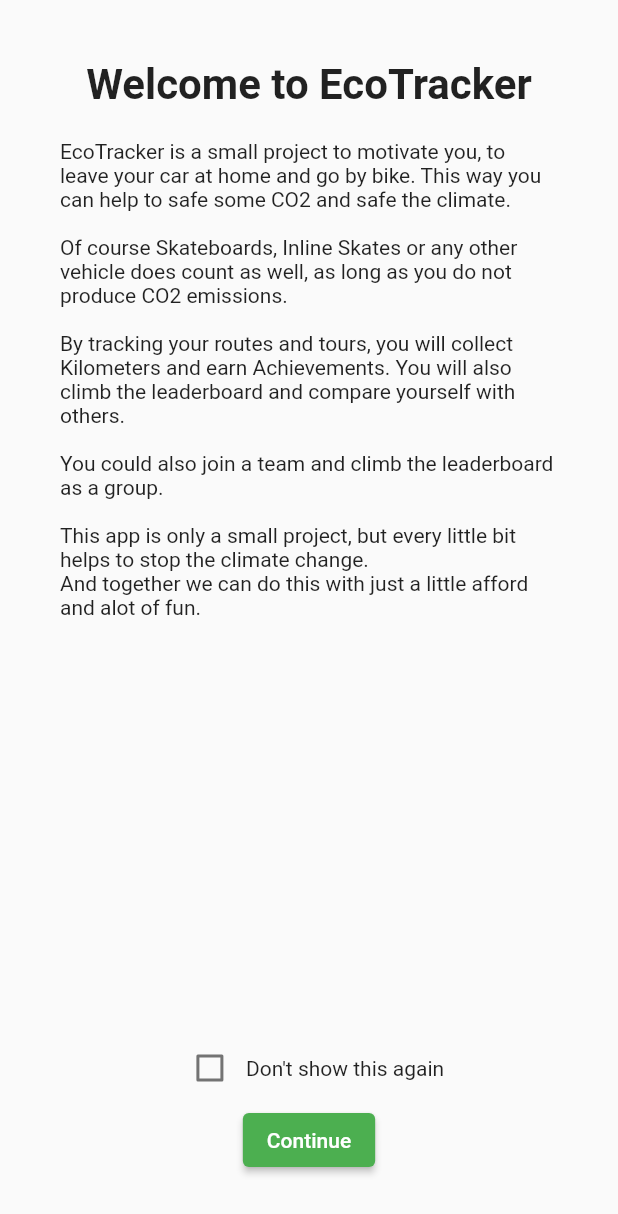
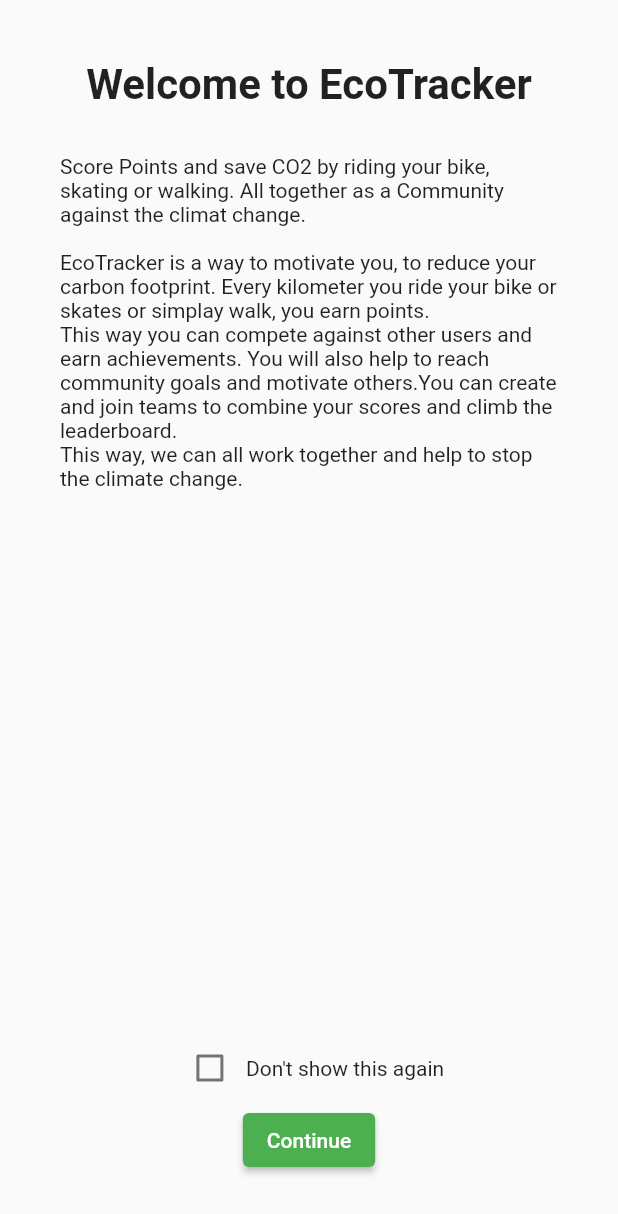
Before and after one commit to JRehkemper/eco_tracker, a Flutter app: the screen it shows after launch, on a phone screen of 412 x 824 dp. Shown: the top 1214 px of the screen. Run offline on Flutter 3.47's test engine with Material 2 defaults, Android fonts, the light colour scheme and no system bars; our stand-ins replace flutter_map, flutter_secure_storage, geolocator, latlong2; missing offline and left inert: crypt, flutter_layouts, footer, foreground_service.

Commit message:
Version 1.0.1+3

```diff
--- a/lib/co2.dart
+++ b/lib/co2.dart
@@ -76,14 +76,16 @@
   if(response.statusCode != 200) {return;}
   var resp = json.decode(response.body);
   setState(() {
-  yourScore = resp['totalDistance'].round().toDouble();
+  var tmpYourScore = (resp['totalDistance']*128.1/1000).toStringAsFixed(3);
+  yourScore = double.parse(tmpYourScore);
   });
   print("YourScore");
   response = await functions.getCommunityScore();
   if(response.statusCode != 200) {return;}
   resp = json.decode(response.body);
   setState(() {
-  communityScore = resp['distance'].round().toDouble();
+  var tmpCommunityScore = (resp['distance']*128.1/1000).toStringAsFixed(3);
+  communityScore = double.parse(tmpCommunityScore);
   });
   print("communityScore");
   return null;
--- a/lib/login.dart
+++ b/lib/login.dart
@@ -119,12 +119,14 @@
     return Scaffold(appBar: AppBar(title: Text("You have to Activate your Email"),),
       body: Stack(children: [
         Container(decoration: BoxDecoration(image: DecorationImage(image: AssetImage("assets/Images/LoginBackground.png"), fit: BoxFit.fitWidth, alignment: FractionalOffset.topCenter)),
-                 width: MediaQuery.of(context).size.width, height: MediaQuery.of(context).size.height*0.3,),
+                 width: MediaQuery.of(context).size.width, height: MediaQuery.of(context).size.height,),
         Center(child: Padding(padding: EdgeInsets.all(20),child: Column(children: [
+          Spacer(),
           Text("We have sent you an Email with an activation Link.\n"),
-          Text("You need to activate your account befor you can login.\n"),
-          Text("Please check your EMail Inbox.\n"),
+          Text("Please check your EMail Inbox (also the spam).\n"),
+          Text("You need to activate your account before you can login.\n", style: TextStyle(fontWeight: FontWeight.w600, fontSize: 18), textAlign: TextAlign.center,),
           ElevatedButton(onPressed: () { continueLogin(); }, child: Text("Activation complete")),
+          Spacer(),
         ]),
         ),
       )
--- a/lib/splashscreen.dart
+++ b/lib/splashscreen.dart
@@ -64,11 +64,10 @@
 
   @override
   Widget build(BuildContext context) {
-    return Scaffold(
+    return Scaffold(backgroundColor: Colors.green,
       body: Center(
         child: Column(mainAxisAlignment: MainAxisAlignment.center, children: [
-          Text("EcoTracker"),
-          CircularProgressIndicator(),
+          Image.asset('assets/Images/icon.png', fit: BoxFit.contain)
         ],),
       ),
     );
--- a/lib/teams.dart
+++ b/lib/teams.dart
@@ -47,7 +47,7 @@
             {
               return InkWell(onTap: (){changeTeam(teamslist[index][0]);}, child: ListTile(
                 leading: Text("${index + 1}."),
-                title: Text("${teamslist[index][1]}(${teamslist[index][0]})"),
+                title: Text("${teamslist[index][1]}"),
                 trailing: Text("${teamslist[index][2]}"),
               )
             );});
--- a/lib/welcome_guide.dart
+++ b/lib/welcome_guide.dart
@@ -21,12 +21,19 @@
             child: Column(
               children: [
                 Text("Welcome to EcoTracker", style: TextStyle(fontSize: 28, fontWeight: FontWeight.bold),),
-                Container(padding: EdgeInsets.symmetric(vertical: 20), child: Text("EcoTracker is a small project to motivate you, to leave your car at home and go by bike. This way you can help to safe some CO2 and safe the climate.\n\n"
-                    "Of course Skateboards, Inline Skates or any other vehicle does count as well, as long as you do not produce CO2 emissions.\n\n"
-                    "By tracking your routes and tours, you will collect Kilometers and earn Achievements. You will also climb the leaderboard and compare yourself with others.\n\n"
-                    "You could also join a team and climb the leaderboard as a group.\n\n"
-                    "This app is only a small project, but every little bit helps to stop the climate change.\n"
-                    "And together we can do this with just a little afford and alot of fun."),),
+                Container(padding: EdgeInsets.symmetric(vertical: 30), child: Column(children: [
+                  Text("Score Points and save CO2 by riding your bike, skating or walking. All together as a Community against the climat change.\n"),
+                  Text("EcoTracker is a way to motivate you, to reduce your carbon footprint. Every kilometer you ride your bike or skates or simplay walk, you earn points.\n"
+                      "This way you can compete against other users and earn achievements. You will also help to reach community goals and motivate others."
+                      "You can create and join teams to combine your scores and climb the leaderboard.\n"
+                      "This way, we can all work together and help to stop the climate change.\n"),
+                ],),),
+
+
+
+
+
+
                 Spacer(),
                 Row(mainAxisAlignment: MainAxisAlignment.center, children: [Checkbox(value: guide, onChanged: (value) {setState(() {
                     guide = value!;
--- a/pubspec.yaml
+++ b/pubspec.yaml
@@ -15,7 +15,7 @@
 # In iOS, build-name is used as CFBundleShortVersionString while build-number used as CFBundleVersion.
 # Read more about iOS versioning at
 # https://developer.apple.com/library/archive/documentation/General/Reference/InfoPlistKeyReference/Articles/CoreFoundationKeys.html
-version: 1.0.0+2
+version: 1.0.1+3
 
 environment:
   sdk: ">=2.12.0 <3.0.0"
@@ -38,6 +38,7 @@
   #flutter_foreground_plugin: ^0.6.0
   foreground_service:
   flutter_layouts:
+  footer:
 
 dev_dependencies:
   flutter_test:
@@ -59,6 +60,7 @@
     - assets/Images/HomeBackground.png
     - assets/Images/LoginBackground.png
     - assets/Images/bikeapplogo.png
+    - assets/Images/icon.png
   #   - images/a_dot_burr.jpeg
   #   - images/a_dot_ham.jpeg
 
```
Also changed, not shown: lib/home.dart (+16 -9 lines), lib/route.dart (+47 -12 lines), assets/Images/icon.png (added), pubspec.lock.
